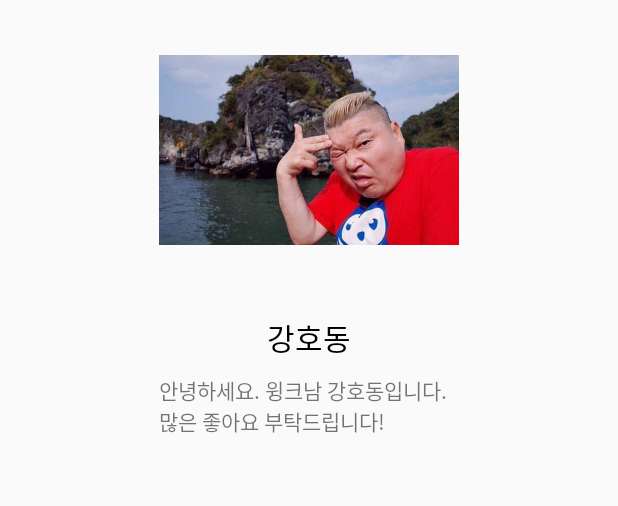
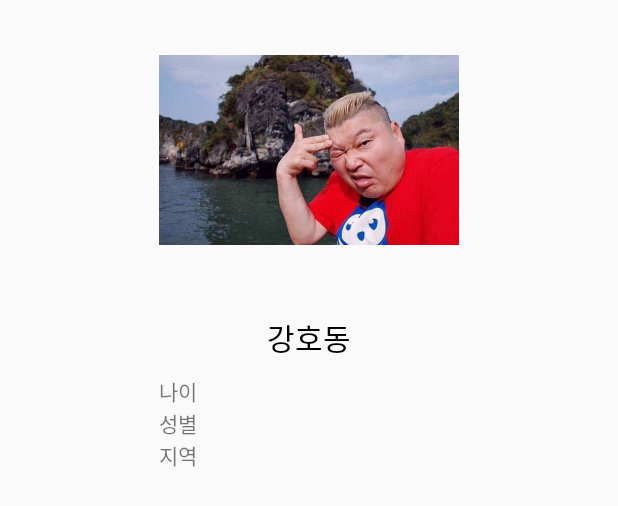
Before and after one commit to ataraxiady/mirotic_android, an Android app: the layout fragment_info.xml on its own in the app's theme, with its tools: preview values and no code run, on a phone screen of 412 x 824 dp. Shown: the top 506 px of the screen. Run offline under Robolectric (Android 15) with nearby library versions, the phone set to English and light mode, and no system bars.

```diff
--- a/app/src/main/res/layout/fragment_info.xml
+++ b/app/src/main/res/layout/fragment_info.xml
@@ -26,9 +26,24 @@
         android:textColor="@android:color/black"/>
 
     <TextView
-        android:id="@+id/infoText"
+        android:id="@+id/infoAge"
         android:layout_width="200dp"
         android:layout_height="wrap_content"
         android:layout_gravity="center"
-        android:text="안녕하세요. 윙크남 강호동입니다. 많은 좋아요 부탁드립니다!" />
+        android:text="나이" />
+
+    <TextView
+        android:id="@+id/infoGender"
+        android:layout_width="200dp"
+        android:layout_height="wrap_content"
+        android:layout_gravity="center"
+        android:text="성별" />
+    <TextView
+        android:id="@+id/infoArea"
+        android:layout_width="200dp"
+        android:layout_height="wrap_content"
+        android:layout_gravity="center"
+        android:text="지역" />
+
+
 </LinearLayout>
```
Also changed, not shown: app/src/main/java/com/prograpy/app2/appdev2/main/InfoFragment.java (+31 -13 lines), app/src/main/java/com/prograpy/app2/appdev2/main/SubActivity.java (+27 -28 lines).
